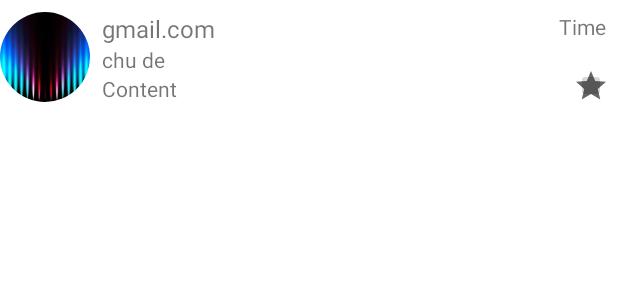
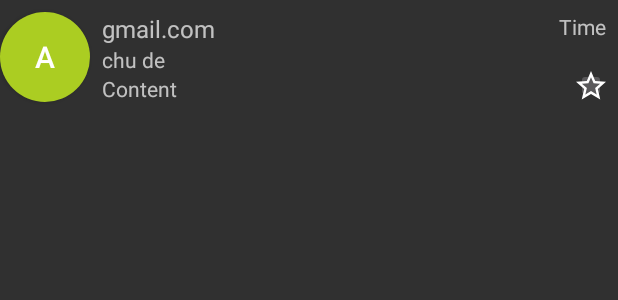
Before and after one commit to nguyetlt1012/AndoidApp, an Android app: the layout gmail_layout.xml on its own in the app's theme, with its tools: preview values and no code run, on a phone screen of 412 x 824 dp. Shown: the top 300 px of the screen. Run offline under Robolectric (Android 15) with nearby library versions, the phone set to English and light mode, and no system bars.

```diff
--- a/Clone_Gmail_UI/app/build.gradle
+++ b/Clone_Gmail_UI/app/build.gradle
@@ -27,6 +27,7 @@ android {
     }
 }
 
+
 dependencies {
 
     implementation 'androidx.appcompat:appcompat:1.3.1'
@@ -37,6 +38,6 @@ dependencies {
     androidTestImplementation 'androidx.test.espresso:espresso-core:3.4.0'
     implementation 'de.hdodenhof:circleimageview:3.1.0'
 
-//    implementation 'com.github.blocoio:faker:1.2.8'
+    implementation 'com.github.javafaker:javafaker:0.18'
 
 }
--- a/Clone_Gmail_UI/app/src/main/AndroidManifest.xml
+++ b/Clone_Gmail_UI/app/src/main/AndroidManifest.xml
@@ -8,7 +8,7 @@
         android:label="@string/app_name"
         android:roundIcon="@mipmap/ic_launcher_round"
         android:supportsRtl="true"
-        android:theme="@style/Theme.Clone_Gmail_UI">
+        android:theme="@style/Theme.AppCompat">
         <activity
             android:name=".MainActivity"
             android:exported="true">
--- a/Clone_Gmail_UI/app/src/main/res/drawable/ic_baseline_star_24.xml
+++ b/Clone_Gmail_UI/app/src/main/res/drawable/ic_baseline_star_24.xml
@@ -3,8 +3,8 @@
     android:height="24dp"
     android:viewportWidth="24"
     android:viewportHeight="24"
-    android:tint="?attr/colorControlNormal">
+    android:tint="#FFF323">
   <path
-      android:fillColor="@android:color/white"
+      android:fillColor="@color/white"
       android:pathData="M12,17.27L18.18,21l-1.64,-7.03L22,9.24l-7.19,-0.61L12,2 9.19,8.63 2,9.24l5.46,4.73L5.82,21z"/>
 </vector>
--- /dev/null
+++ b/Clone_Gmail_UI/app/src/main/res/drawable/ic_baseline_star_outline_24.xml
@@ -0,0 +1,5 @@
+<vector android:height="24dp" android:tint="#FFFFFF"
+    android:viewportHeight="24" android:viewportWidth="24"
+    android:width="24dp" xmlns:android="http://schemas.android.com/apk/res/android">
+    <path android:fillColor="@android:color/white" android:pathData="M22,9.24l-7.19,-0.62L12,2 9.19,8.63 2,9.24l5.46,4.73L5.82,21 12,17.27 18.18,21l-1.63,-7.03L22,9.24zM12,15.4l-3.76,2.27 1,-4.28 -3.32,-2.88 4.38,-0.38L12,6.1l1.71,4.04 4.38,0.38 -3.32,2.88 1,4.28L12,15.4z"/>
+</vector>
--- /dev/null
+++ b/Clone_Gmail_UI/app/src/main/res/drawable/item_circle.xml
@@ -0,0 +1,9 @@
+<?xml version="1.0" encoding="utf-8"?>
+<selector xmlns:android="http://schemas.android.com/apk/res/android">
+    <item>
+        <shape android:shape="oval">
+            <solid android:color="@color/color_item" />
+            <size android:width="40dp" android:height="40dp"/>
+        </shape>
+    </item>
+</selector>
--- a/Clone_Gmail_UI/app/src/main/res/layout/gmail_layout.xml
+++ b/Clone_Gmail_UI/app/src/main/res/layout/gmail_layout.xml
@@ -5,14 +5,18 @@
     android:layout_width="match_parent"
     android:layout_height="match_parent">
 
-    <de.hdodenhof.circleimageview.CircleImageView
+    <Button
         android:id="@+id/image_avatar"
         android:layout_width="60dp"
         android:layout_height="60dp"
         android:layout_marginTop="8dp"
-        android:src="@drawable/thumb1"
+        android:background="@drawable/item_circle"
+        android:text="A"
+        android:textSize="20sp"
         app:layout_constraintStart_toStartOf="parent"
-        app:layout_constraintTop_toTopOf="parent" />
+        app:layout_constraintTop_toTopOf="parent"
+
+        />
 
     <TextView
         android:id="@+id/text_title"
@@ -40,7 +44,9 @@
         android:id="@+id/text_content"
         android:layout_width="0dp"
         android:layout_height="wrap_content"
+        android:ellipsize="end"
         android:layout_marginStart="8dp"
+        android:maxLines="1"
         android:text="Content"
         app:layout_constraintEnd_toStartOf="@+id/image_star"
         app:layout_constraintStart_toEndOf="@+id/image_avatar"
@@ -62,9 +68,10 @@
         android:layout_height="23dp"
         android:layout_marginTop="18dp"
         android:layout_marginEnd="8dp"
+
         app:layout_constraintEnd_toEndOf="parent"
         app:layout_constraintTop_toBottomOf="@+id/text_time"
-        app:srcCompat="@drawable/ic_baseline_star_24" />
+        app:srcCompat="@drawable/ic_baseline_star_outline_24" />
 
 
 </androidx.constraintlayout.widget.ConstraintLayout>
--- a/Clone_Gmail_UI/app/src/main/res/values/colors.xml
+++ b/Clone_Gmail_UI/app/src/main/res/values/colors.xml
@@ -7,4 +7,5 @@
     <color name="teal_700">#FF018786</color>
     <color name="black">#FF000000</color>
     <color name="white">#FFFFFFFF</color>
+    <color name="color_item">#abcd22</color>
 </resources>
--- a/Clone_Gmail_UI/build.gradle
+++ b/Clone_Gmail_UI/build.gradle
@@ -3,7 +3,8 @@ buildscript {
     repositories {
         google()
         mavenCentral()
-      //  maven { url 'https://jitpack.io' }
+      maven { url 'https://jitpack.io' }
+
     }
 
     dependencies {
```
Also changed, not shown: Clone_Gmail_UI/app/src/main/java/com/example/clone_gmail_ui/ItemAdapter.java (+29 -3 lines), Clone_Gmail_UI/app/src/main/java/com/example/clone_gmail_ui/ItemModel.java (+10 -0 lines), Clone_Gmail_UI/app/src/main/java/com/example/clone_gmail_ui/MainActivity.java (+18 -9 lines).
